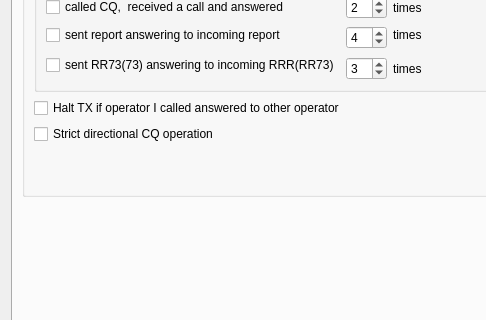
Qt form Configuration.ui (ce3tsk/jtdx_contest) before a commit; both pictures show x 0 to 486 and y 146 to 466 of the 894 by 674 pixel window.
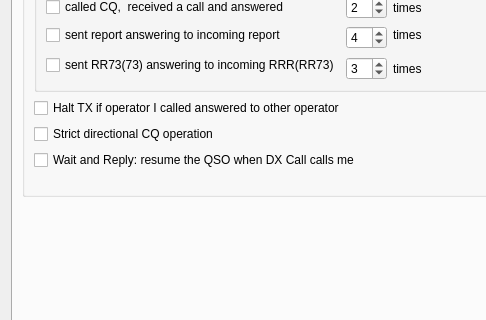
The same form after that commit. The open tabs and pages were chosen to show the change.

Commit message: Wait and Reply (Settings > Sequencing, off by default): a message to us from the station in DX Call switches Enable Tx on for 8 periods, Enable Tx yellow while it can, Halt Tx or Stop holds it for that call; closing while transmitting with Fake It puts the rig back on the receive dial and stops the Tx audio first; 2 strings in 20 languages

Diff of the .ui file:
```diff
--- a/Configuration.ui
+++ b/Configuration.ui
@@ -2401,6 +2401,16 @@
                     </property>
                    </widget>
                   </item>
+                  <item row="6" column="0">
+                   <widget class="QCheckBox" name="waitAndReply_check_box">
+                    <property name="toolTip">
+                     <string>&lt;html&gt;&lt;head/&gt;&lt;body&gt;&lt;p&gt;While Enable Tx is off, a message to you from the station in DX Call switches Enable Tx on, and the QSO goes on. Enable Tx is switched off again after 8 periods (transmit and receive).&lt;/p&gt;&lt;p&gt;Enable Tx is yellow while this can happen: AutoSeq on and a callsign in DX Call. Halt Tx or Stop holds it until DX Call changes or Enable Tx is switched on.&lt;/p&gt;&lt;/body&gt;&lt;/html&gt;</string>
+                    </property>
+                    <property name="text">
+                     <string>Wait and Reply: resume the QSO when DX Call calls me</string>
+                    </property>
+                   </widget>
+                  </item>
                  </layout>
                 </item>
                 <item>
```
The commit also changes 28 other files.
